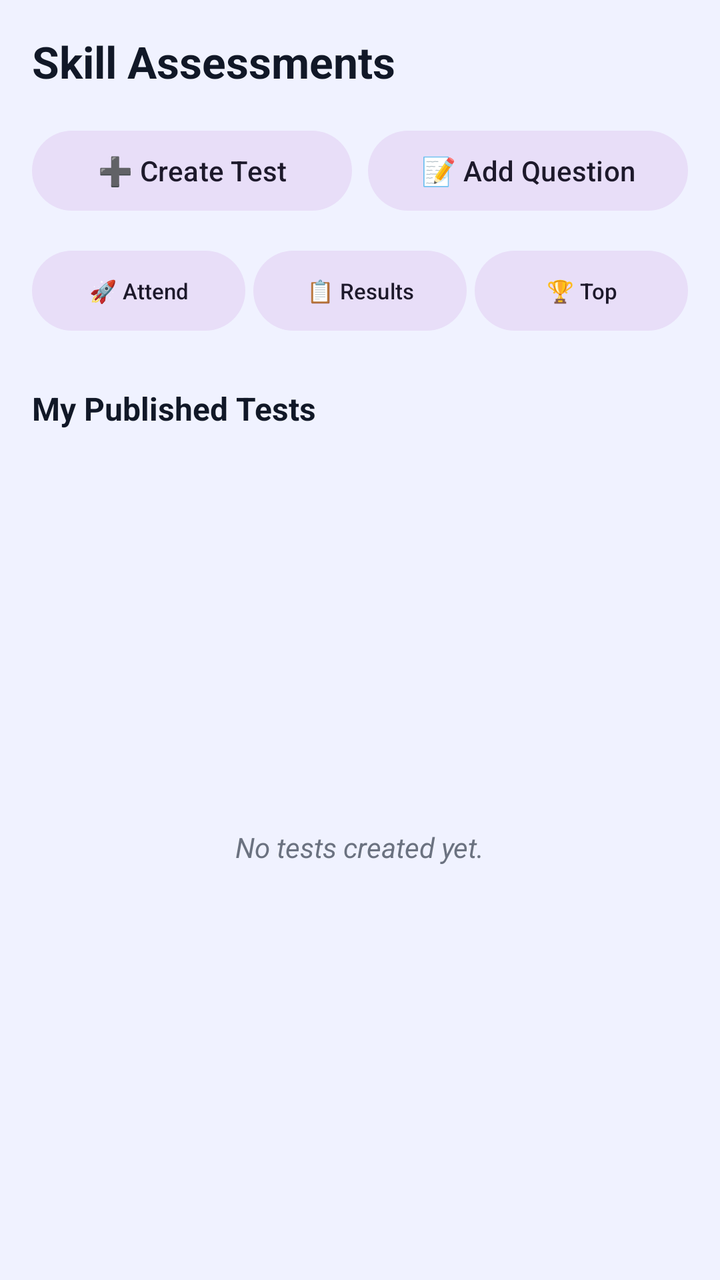
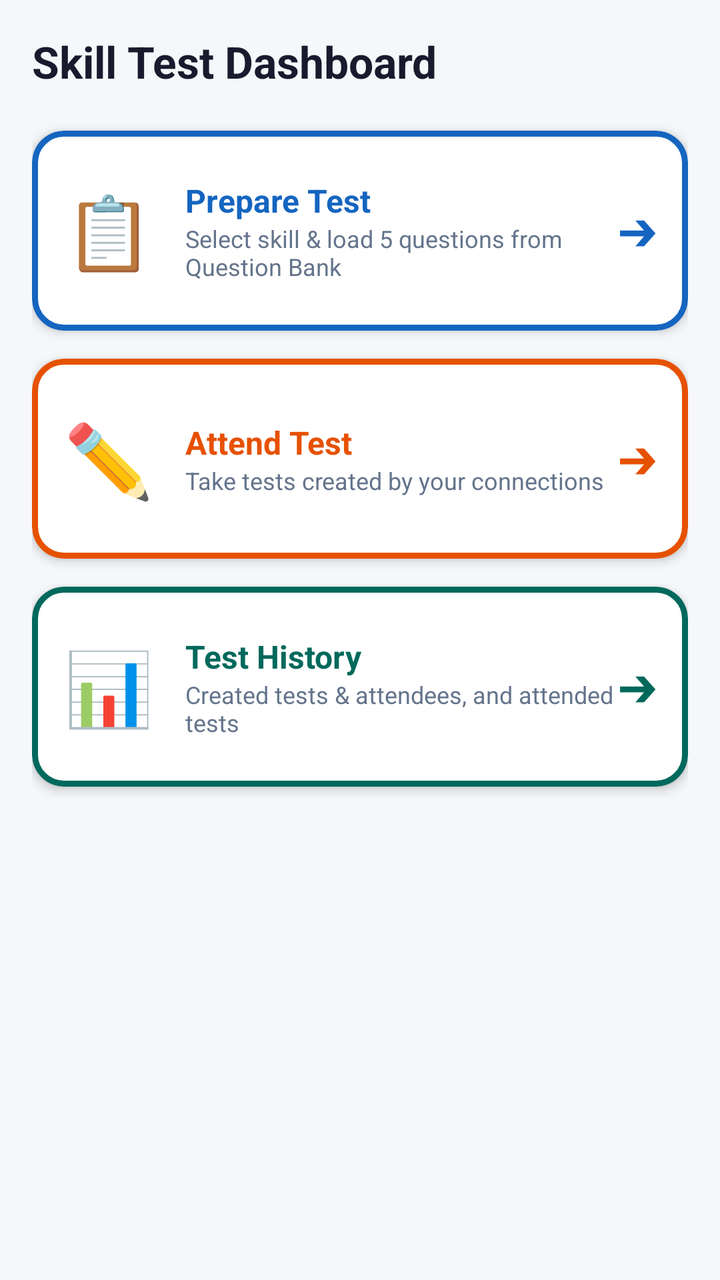

Before-and-after screenshots of an Android layout around one commit, followed by the original layout XML and the change that was made.
<!-- AndroidManifest.xml: application theme Theme.SkillSync -->
<!-- res/layout/fragment_test.xml -->
<?xml version="1.0" encoding="utf-8"?>
<LinearLayout xmlns:android="http://schemas.android.com/apk/res/android"
    xmlns:app="http://schemas.android.com/apk/res-auto"
    android:layout_width="match_parent"
    android:layout_height="match_parent"
    android:orientation="vertical"
    android:background="@color/background"
    android:padding="16dp">

    <TextView
        android:layout_width="wrap_content"
        android:layout_height="wrap_content"
        android:text="Skill Assessments"
        android:textColor="@color/text_primary"
        android:textSize="22sp"
        android:textStyle="bold"
        android:layout_marginBottom="16dp"/>

    
    <LinearLayout
        android:layout_width="match_parent"
        android:layout_height="wrap_content"
        android:orientation="horizontal"
        android:layout_marginBottom="12dp"
        android:weightSum="2">

        <com.google.android.material.button.MaterialButton
            android:id="@+id/btnCreateTestHub"
            style="@style/Widget.Material3.Button.TonalButton"
            android:layout_width="0dp"
            android:layout_height="wrap_content"
            android:layout_weight="1"
            android:text="➕ Create Test"
            android:layout_marginRight="4dp"/>

        <com.google.android.material.button.MaterialButton
            android:id="@+id/btnAddQuestionHub"
            style="@style/Widget.Material3.Button.TonalButton"
            android:layout_width="0dp"
            android:layout_height="wrap_content"
            android:layout_weight="1"
            android:text="📝 Add Question"
            android:layout_marginLeft="4dp"/>
    </LinearLayout>

    <LinearLayout
        android:layout_width="match_parent"
        android:layout_height="wrap_content"
        android:orientation="horizontal"
        android:layout_marginBottom="24dp"
        android:weightSum="3">

        <com.google.android.material.button.MaterialButton
            android:id="@+id/btnAttendTestHub"
            style="@style/Widget.Material3.Button.TonalButton"
            android:layout_width="0dp"
            android:layout_height="wrap_content"
            android:layout_weight="1"
            android:text="🚀 Attend"
            android:textSize="11sp"
            android:layout_marginRight="4dp"/>

        <com.google.android.material.button.MaterialButton
            android:id="@+id/btnResultsHub"
            style="@style/Widget.Material3.Button.TonalButton"
            android:layout_width="0dp"
            android:layout_height="wrap_content"
            android:layout_weight="1"
            android:text="📋 Results"
            android:textSize="11sp"
            android:layout_marginRight="4dp"/>

        <com.google.android.material.button.MaterialButton
            android:id="@+id/btnLeaderboardHub"
            style="@style/Widget.Material3.Button.TonalButton"
            android:layout_width="0dp"
            android:layout_height="wrap_content"
            android:layout_weight="1"
            android:text="🏆 Top"
            android:textSize="11sp"/>
    </LinearLayout>

    <TextView
        android:layout_width="wrap_content"
        android:layout_height="wrap_content"
        android:text="My Published Tests"
        android:textColor="@color/text_primary"
        android:textSize="16sp"
        android:textStyle="bold"
        android:layout_marginBottom="8dp"/>

    
    <FrameLayout
        android:layout_width="match_parent"
        android:layout_height="match_parent">
        
        <TextView
            android:id="@+id/tvEmptyTests"
            android:layout_width="wrap_content"
            android:layout_height="wrap_content"
            android:text="No tests created yet."
            android:textColor="@color/text_secondary"
            android:textSize="14sp"
            android:layout_gravity="center"
            android:textStyle="italic"/>

        <androidx.recyclerview.widget.RecyclerView
            android:id="@+id/rvMyTests"
            android:layout_width="match_parent"
            android:layout_height="match_parent" />
    </FrameLayout>

</LinearLayout>
<!-- resources referenced by this layout -->
<resources>
  <color name="background">#F0F2FF</color>
  <color name="text_primary">#111827</color>
  <color name="text_secondary">#6B7280</color>
  <style name="Theme.SkillSync" parent="Theme.Material3.DayNight.NoActionBar">
          
          <item name="colorPrimary">@color/primary</item>
          <item name="colorOnPrimary">@color/white</item>
          
          <item name="colorSecondary">@color/secondary</item>
          <item name="colorOnSecondary">@color/white</item>
          
          <item name="android:statusBarColor">@color/primary</item>
          <item name="android:windowBackground">@color/background</item>
      </style>
  <color name="primary">#4F46E5</color>
  <color name="white">#FFFFFFFF</color>
  <color name="secondary">#9333EA</color>
</resources>

<!-- the commit's change to res/layout/fragment_test.xml (unified diff, before → after) -->
@@ -1,113 +1,206 @@
 <?xml version="1.0" encoding="utf-8"?>
-<LinearLayout xmlns:android="http://schemas.android.com/apk/res/android"
+<androidx.core.widget.NestedScrollView xmlns:android="http://schemas.android.com/apk/res/android"
     xmlns:app="http://schemas.android.com/apk/res-auto"
     android:layout_width="match_parent"
     android:layout_height="match_parent"
-    android:orientation="vertical"
-    android:background="@color/background"
-    android:padding="16dp">
-
-    <TextView
-        android:layout_width="wrap_content"
-        android:layout_height="wrap_content"
-        android:text="Skill Assessments"
-        android:textColor="@color/text_primary"
-        android:textSize="22sp"
-        android:textStyle="bold"
-        android:layout_marginBottom="16dp"/>
-
-    
+    android:background="#F5F7FA"
+    android:fillViewport="true">
+
     <LinearLayout
         android:layout_width="match_parent"
         android:layout_height="wrap_content"
-        android:orientation="horizontal"
-        android:layout_marginBottom="12dp"
-        android:weightSum="2">
-
-        <com.google.android.material.button.MaterialButton
-            android:id="@+id/btnCreateTestHub"
-            style="@style/Widget.Material3.Button.TonalButton"
-            android:layout_width="0dp"
-            android:layout_height="wrap_content"
-            android:layout_weight="1"
-            android:text="➕ Create Test"
-            android:layout_marginRight="4dp"/>
-
-        <com.google.android.material.button.MaterialButton
-            android:id="@+id/btnAddQuestionHub"
-            style="@style/Widget.Material3.Button.TonalButton"
-            android:layout_width="0dp"
-            android:layout_height="wrap_content"
-            android:layout_weight="1"
-            android:text="📝 Add Question"
-            android:layout_marginLeft="4dp"/>
-    </LinearLayout>
-
-    <LinearLayout
-        android:layout_width="match_parent"
-        android:layout_height="wrap_content"
-        android:orientation="horizontal"
-        android:layout_marginBottom="24dp"
-        android:weightSum="3">
-
-        <com.google.android.material.button.MaterialButton
-            android:id="@+id/btnAttendTestHub"
-            style="@style/Widget.Material3.Button.TonalButton"
-            android:layout_width="0dp"
-            android:layout_height="wrap_content"
-            android:layout_weight="1"
-            android:text="🚀 Attend"
-            android:textSize="11sp"
-            android:layout_marginRight="4dp"/>
-
-        <com.google.android.material.button.MaterialButton
-            android:id="@+id/btnResultsHub"
-            style="@style/Widget.Material3.Button.TonalButton"
-            android:layout_width="0dp"
-            android:layout_height="wrap_content"
-            android:layout_weight="1"
-            android:text="📋 Results"
-            android:textSize="11sp"
-            android:layout_marginRight="4dp"/>
-
-        <com.google.android.material.button.MaterialButton
-            android:id="@+id/btnLeaderboardHub"
-            style="@style/Widget.Material3.Button.TonalButton"
-            android:layout_width="0dp"
-            android:layout_height="wrap_content"
-            android:layout_weight="1"
-            android:text="🏆 Top"
-            android:textSize="11sp"/>
-    </LinearLayout>
-
-    <TextView
-        android:layout_width="wrap_content"
-        android:layout_height="wrap_content"
-        android:text="My Published Tests"
-        android:textColor="@color/text_primary"
-        android:textSize="16sp"
-        android:textStyle="bold"
-        android:layout_marginBottom="8dp"/>
-
-    
-    <FrameLayout
-        android:layout_width="match_parent"
-        android:layout_height="match_parent">
+        android:orientation="vertical"
+        android:padding="16dp">
+
         
         <TextView
-            android:id="@+id/tvEmptyTests"
             android:layout_width="wrap_content"
             android:layout_height="wrap_content"
-            android:text="No tests created yet."
-            android:textColor="@color/text_secondary"
-            android:textSize="14sp"
-            android:layout_gravity="center"
-            android:textStyle="italic"/>
-
-        <androidx.recyclerview.widget.RecyclerView
-            android:id="@+id/rvMyTests"
+            android:text="Skill Test Dashboard"
+            android:textColor="#1A1A2E"
+            android:textSize="22sp"
+            android:textStyle="bold"
+            android:layout_marginBottom="20dp"/>
+
+        
+        <com.google.android.material.card.MaterialCardView
+            android:id="@+id/cardPrepareTest"
             android:layout_width="match_parent"
-            android:layout_height="match_parent" />
-    </FrameLayout>
-
-</LinearLayout>
+            android:layout_height="100dp"
+            android:layout_marginBottom="14dp"
+            app:cardCornerRadius="16dp"
+            app:cardElevation="3dp"
+            app:cardBackgroundColor="#FFFFFF"
+            app:strokeColor="#1565C0"
+            app:strokeWidth="3dp"
+            android:clickable="true"
+            android:focusable="true">
+
+            <LinearLayout
+                android:layout_width="match_parent"
+                android:layout_height="match_parent"
+                android:orientation="horizontal"
+                android:gravity="center_vertical"
+                android:padding="16dp">
+
+                <TextView
+                    android:layout_width="wrap_content"
+                    android:layout_height="wrap_content"
+                    android:text="📋"
+                    android:textSize="36sp"
+                    android:layout_marginEnd="16dp"/>
+
+                <LinearLayout
+                    android:layout_width="0dp"
+                    android:layout_height="wrap_content"
+                    android:layout_weight="1"
+                    android:orientation="vertical">
+
+                    <TextView
+                        android:layout_width="wrap_content"
+                        android:layout_height="wrap_content"
+                        android:text="Prepare Test"
+                        android:textColor="#1565C0"
+                        android:textSize="16sp"
+                        android:textStyle="bold"/>
+
+                    <TextView
+                        android:layout_width="wrap_content"
+                        android:layout_height="wrap_content"
+                        android:text="Select skill &amp; load 5 questions from Question Bank"
+                        android:textColor="#64748B"
+                        android:textSize="12sp"/>
+                </LinearLayout>
+
+                <TextView
+                    android:layout_width="wrap_content"
+                    android:layout_height="wrap_content"
+                    android:text="➔"
+                    android:textColor="#1565C0"
+                    android:textSize="20sp"
+                    android:textStyle="bold"/>
+            </LinearLayout>
+        </com.google.android.material.card.MaterialCardView>
+
+        
+        <com.google.android.material.card.MaterialCardView
+            android:id="@+id/cardAttendTest"
+            android:layout_width="match_parent"
+            android:layout_height="100dp"
+            android:layout_marginBottom="14dp"
+            app:cardCornerRadius="16dp"
+            app:cardElevation="3dp"
+            app:cardBackgroundColor="#FFFFFF"
+            app:strokeColor="#E65100"
+            app:strokeWidth="3dp"
+            android:clickable="true"
+            android:focusable="true">
+
+            <LinearLayout
+                android:layout_width="match_parent"
+                android:layout_height="match_parent"
+                android:orientation="horizontal"
+                android:gravity="center_vertical"
+                android:padding="16dp">
+
+                <TextView
+                    android:layout_width="wrap_content"
+                    android:layout_height="wrap_content"
+                    android:text="✏️"
+                    android:textSize="36sp"
+                    android:layout_marginEnd="16dp"/>
+
+                <LinearLayout
+                    android:layout_width="0dp"
+                    android:layout_height="wrap_content"
+                    android:layout_weight="1"
+                    android:orientation="vertical">
+
+                    <TextView
+                        android:layout_width="wrap_content"
+                        android:layout_height="wrap_content"
+                        android:text="Attend Test"
+                        android:textColor="#E65100"
+                        android:textSize="16sp"
+                        android:textStyle="bold"/>
+
+                    <TextView
+                        android:layout_width="wrap_content"
+                        android:layout_height="wrap_content"
+                        android:text="Take tests created by your connections"
+                        android:textColor="#64748B"
+                        android:textSize="12sp"/>
+                </LinearLayout>
+
+                <TextView
+                    android:layout_width="wrap_content"
+                    android:layout_height="wrap_content"
+                    android:text="➔"
+                    android:textColor="#E65100"
+                    android:textSize="20sp"
+                    android:textStyle="bold"/>
+            </LinearLayout>
+        </com.google.android.material.card.MaterialCardView>
+
+        
+        <com.google.android.material.card.MaterialCardView
+            android:id="@+id/cardTestHistory"
+            android:layout_width="match_parent"
+            android:layout_height="100dp"
+            android:layout_marginBottom="24dp"
+            app:cardCornerRadius="16dp"
+            app:cardElevation="3dp"
+            app:cardBackgroundColor="#FFFFFF"
+            app:strokeColor="#00695C"
+            app:strokeWidth="3dp"
+            android:clickable="true"
+            android:focusable="true">
+
+            <LinearLayout
+                android:layout_width="match_parent"
+                android:layout_height="match_parent"
+                android:orientation="horizontal"
+                android:gravity="center_vertical"
+                android:padding="16dp">
+
+                <TextView
+                    android:layout_width="wrap_content"
+                    android:layout_height="wrap_content"
+                    android:text="📊"
+                    android:textSize="36sp"
+                    android:layout_marginEnd="16dp"/>
+
+                <LinearLayout
+                    android:layout_width="0dp"
+                    android:layout_height="wrap_content"
+                    android:layout_weight="1"
+                    android:orientation="vertical">
+
+                    <TextView
+                        android:layout_width="wrap_content"
+                        android:layout_height="wrap_content"
+                        android:text="Test History"
+                        android:textColor="#00695C"
+                        android:textSize="16sp"
+                        android:textStyle="bold"/>
+
+                    <TextView
+                        android:layout_width="wrap_content"
+                        android:layout_height="wrap_content"
+                        android:text="Created tests &amp; attendees, and attended tests"
+                        android:textColor="#64748B"
+                        android:textSize="12sp"/>
+                </LinearLayout>
+
+                <TextView
+                    android:layout_width="wrap_content"
+                    android:layout_height="wrap_content"
+                    android:text="➔"
+                    android:textColor="#00695C"
+                    android:textSize="20sp"
+                    android:textStyle="bold"/>
+            </LinearLayout>
+        </com.google.android.material.card.MaterialCardView>
+
+    </LinearLayout>
+</androidx.core.widget.NestedScrollView>
<!-- resource entries referenced after the edit -->
@@ -1,8 +1,6 @@
 <!-- resources referenced by this layout -->
 <resources>
   <color name="background">#F0F2FF</color>
-  <color name="text_primary">#111827</color>
-  <color name="text_secondary">#6B7280</color>
   <style name="Theme.SkillSync" parent="Theme.Material3.DayNight.NoActionBar">
           
           <item name="colorPrimary">@color/primary</item>
